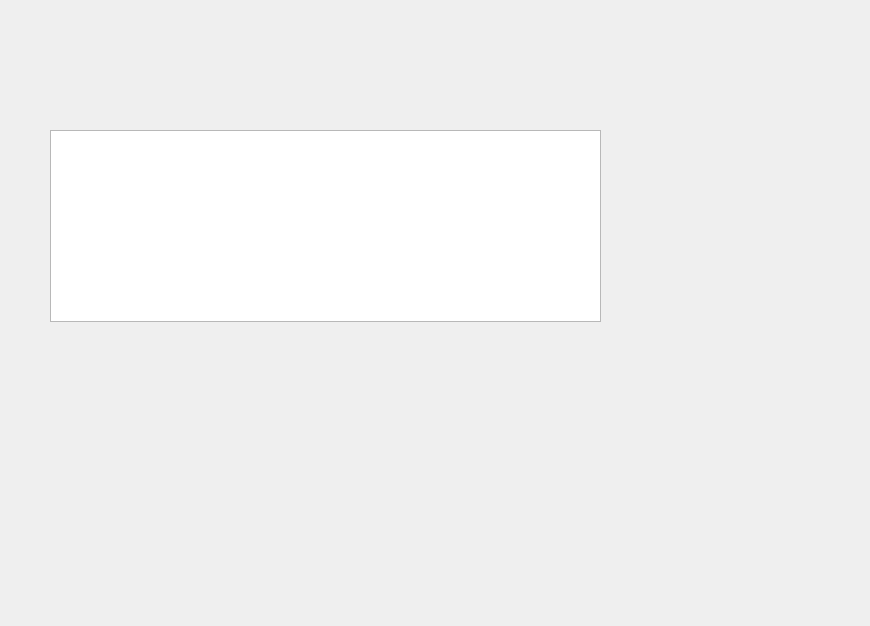
Before: the Qt Designer form quotesindexwindow.ui in lorenjohnson/CSC3220_DevTeam1_Final, drawn with Qt 5.
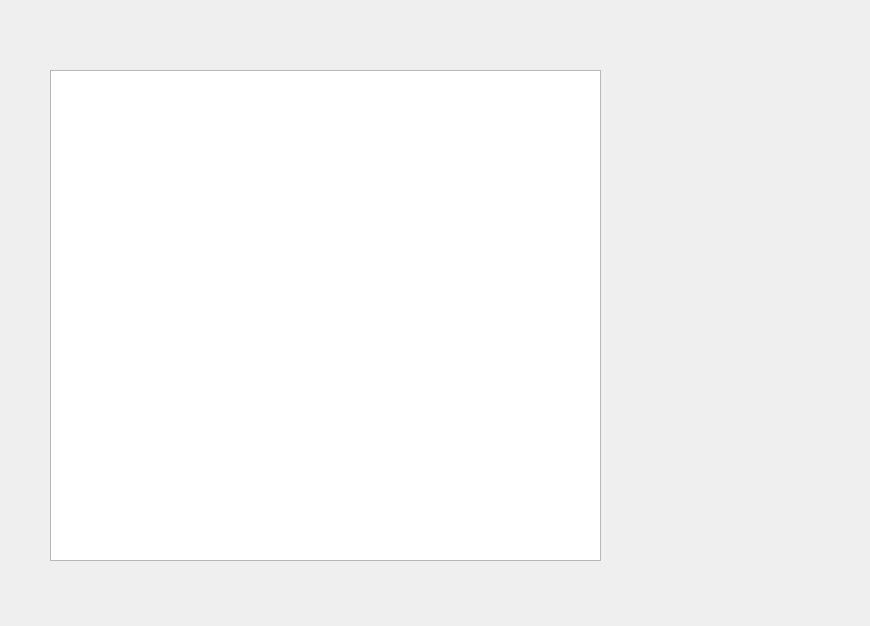
After: the same form once the commit is applied.

Commit message: Save name to db, open index window

```diff
--- a/quotesindexwindow.ui
+++ b/quotesindexwindow.ui
@@ -17,9 +17,9 @@
    <property name="geometry">
     <rect>
      <x>50</x>
-     <y>130</y>
+     <y>70</y>
      <width>551</width>
-     <height>192</height>
+     <height>491</height>
     </rect>
    </property>
    <property name="resizeMode">
```
The commit also changes 3 other files.
